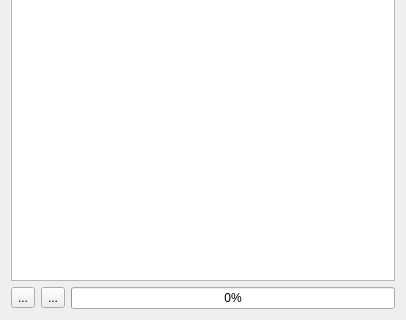
Qt form src/IGeoToolWidget.ui (ntruchsess/QLandkarteGT) before a commit; both pictures show x 0 to 406 and y 439 to 759 of the 406 by 759 pixel window.
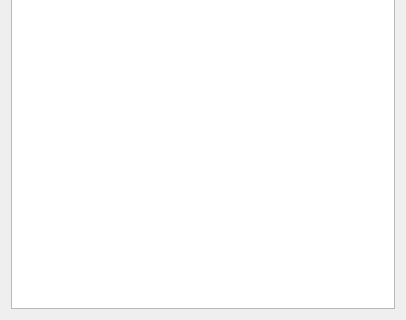
The same form after that commit.

```diff
--- a/src/IGeoToolWidget.ui
+++ b/src/IGeoToolWidget.ui
@@ -38,31 +38,6 @@
      </column>
     </widget>
    </item>
-   <item>
-    <layout class="QHBoxLayout" name="horizontalLayout">
-     <item>
-      <widget class="QToolButton" name="toolSetRoot">
-       <property name="text">
-        <string>...</string>
-       </property>
-      </widget>
-     </item>
-     <item>
-      <widget class="QToolButton" name="toolUpdateDB">
-       <property name="text">
-        <string>...</string>
-       </property>
-      </widget>
-     </item>
-     <item>
-      <widget class="QProgressBar" name="progressBar">
-       <property name="value">
-        <number>0</number>
-       </property>
-      </widget>
-     </item>
-    </layout>
-   </item>
   </layout>
  </widget>
  <resources/>
```
